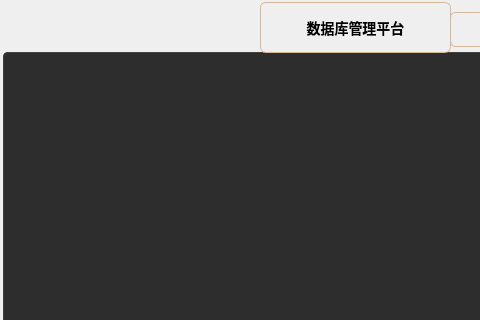
This is sql.ui in gezifeizoule123-cloud/-Temperature-and-humidity as Qt 5 draws it before an edit; both pictures show x 0 to 480 and y 0 to 320 of the 710 by 685 pixel window. The edited form follows.
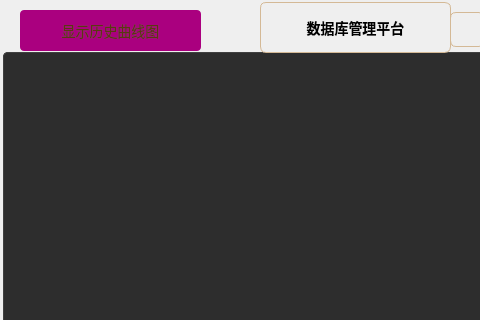
This is the edited form. Icons and pictures are not drawn.

Commit message: 添加了modbus的双协议站数字转字符交互,数据库导出，数据库时间曲线图

```diff
--- a/sql.ui
+++ b/sql.ui
@@ -893,6 +893,23 @@
     <string>导出</string>
    </property>
   </widget>
+  <widget class="QPushButton" name="pushButtonPicture">
+   <property name="geometry">
+    <rect>
+     <x>20</x>
+     <y>10</y>
+     <width>181</width>
+     <height>41</height>
+    </rect>
+   </property>
+   <property name="styleSheet">
+    <string notr="true">background-color: rgb(170, 0, 127);
+font: 700 12pt &quot;微软雅黑&quot;;</string>
+   </property>
+   <property name="text">
+    <string>显示历史曲线图</string>
+   </property>
+  </widget>
   <zorder>tableView</zorder>
   <zorder>title</zorder>
   <zorder>start_l</zorder>
```
Left out of the diff: 1 changed line with no effect on the pictures. The commit also changes 114 other files.
